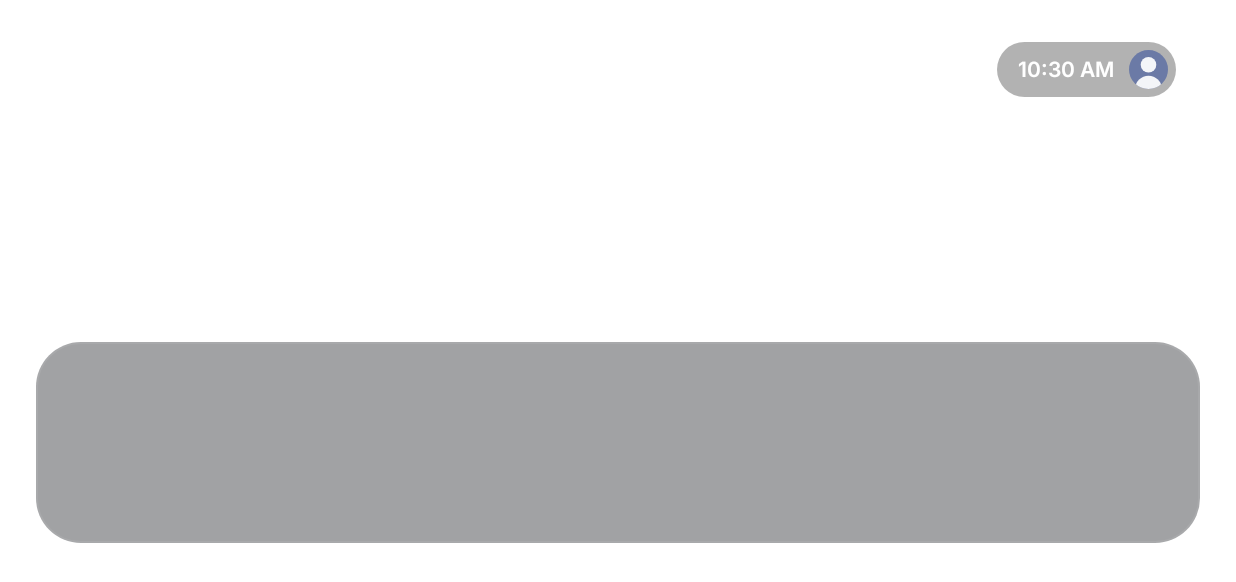
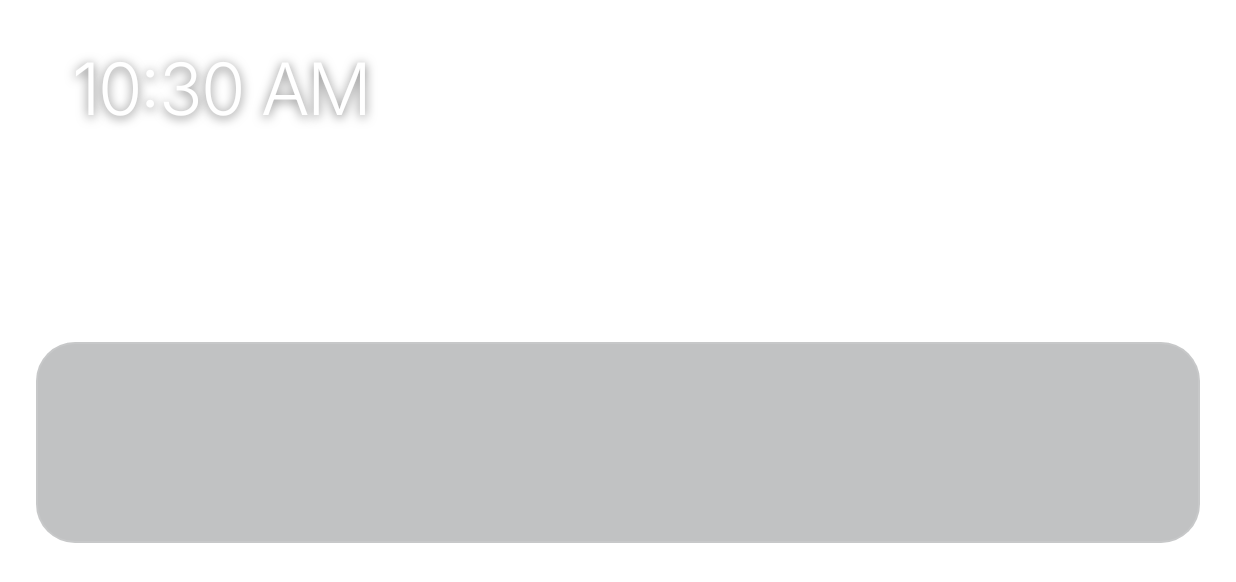
Before and after one commit to Mattes9711/horizon-launcher, an Android app built with Jetpack Compose: the composable HomeScreen shown on its own in the app's theme, on a phone screen of 824 x 412 dp (held sideways). Shown: the top 582 px of the screen. Run offline under Robolectric (Android 15) with nearby library versions, the phone set to English and light mode, and no system bars; network calls fail; pictures from the network do not load.

Commit message:
3.2: minimal redesign, no photo credits, AirPlay ready screen
- Only photo and clock: large light clock on the Top Shelf, small one over
  the apps, nothing else; no app title, captions or credits anywhere
- Photo mode: photo plus a big light clock
- Lighter glass dock, Inter Light, smaller and calmer Control Center
- AirPlay: calm 'ready' screen instead of the receiver app; the receiver
  is re-started automatically after power-on if the iPhone can't see it

Co-Authored-By: Claude Opus 5.5 <noreply@anthropic.com>
Claude-Session: https://claude.ai/code/session_01UN93XrNeKh73yKW3kwWpn6

```diff
--- a/app/build.gradle
+++ b/app/build.gradle
@@ -12,8 +12,8 @@ android {
         applicationId 'app.horizon.launcher'
         minSdk 26
         targetSdk 34
-        versionCode 5
-        versionName '3.0'
+        versionCode 6
+        versionName '3.2'
     }
 
     // Fixed key so every build installs over the previous one (keeps your layout).
--- a/app/src/main/java/app/horizon/launcher/ui/HomeScreen.kt
+++ b/app/src/main/java/app/horizon/launcher/ui/HomeScreen.kt
@@ -104,6 +104,7 @@ fun HomeScreen(vm: HomeViewModel) {
     val switcher by vm.switcher.collectAsStateWithLifecycle()
     val editing by vm.editing.collectAsStateWithLifecycle()
     val drawerOpen by vm.drawer.collectAsStateWithLifecycle()
+    val airplay by vm.airplay.collectAsStateWithLifecycle()
 
     var menuFor by remember { mutableStateOf<AppEntry?>(null) }
     // focus requests: every tile checks whether it is the target when the counter changes
@@ -114,7 +115,7 @@ fun HomeScreen(vm: HomeViewModel) {
         focusTick++
     }
 
-    val tilesEnabled = !immersive && menuFor == null && !controlCenter && switcher == null && !drawerOpen
+    val tilesEnabled = !immersive && menuFor == null && !controlCenter && switcher == null && !drawerOpen && !airplay
     val heroSpace = LocalConfiguration.current.screenHeightDp.dp - DockHeight - RowPeek
 
     // Page position, animated from a coroutine: changing rows never recomposes the grid.
@@ -195,13 +196,13 @@ fun HomeScreen(vm: HomeViewModel) {
             Spacer(Modifier.height(120.dp))
         }
 
-        TopShelfHint(vm, immersive)
-        StatusPill(Modifier.align(Alignment.TopEnd).padding(top = 28.dp, end = 40.dp))
+        TopClock(vm, immersive)
         if (editing != null) EditHint(Modifier.align(Alignment.BottomCenter).padding(bottom = 22.dp))
 
         if (immersive) {
             ImmersiveLayer(vm, onExit = { vm.setImmersive(false) })
         }
+        if (airplay) AirPlayScreen(onClose = { vm.closeAirPlay() })
         if (controlCenter) {
             ControlCenter(vm, hiddenCount = state.hiddenCount, onClose = { vm.closeControlCenter() })
         }
@@ -340,12 +341,12 @@ private fun TileWithFocus(
 private fun Dock(vm: HomeViewModel, content: @Composable () -> Unit) {
     val row by vm.focusRow.collectAsStateWithLifecycle()
     val light = row != DOCK_ROW
-    val shape = RoundedCornerShape(30.dp)
+    val shape = RoundedCornerShape(26.dp)
     val fill by animateColorAsState(
-        if (light) Color.White.copy(alpha = 0.42f) else Color(0xFF16181D).copy(alpha = 0.40f), tween(300), label = "dockFill"
+        if (light) Color.White.copy(alpha = 0.16f) else Color(0xFF12141A).copy(alpha = 0.26f), tween(300), label = "dockFill"
     )
     val edge by animateColorAsState(
-        if (light) Color.White.copy(alpha = 0.6f) else Color.White.copy(alpha = 0.08f), tween(300), label = "dockEdge"
+        if (light) Color.White.copy(alpha = 0.22f) else Color.White.copy(alpha = 0.10f), tween(300), label = "dockEdge"
     )
     Box(
         Modifier
@@ -434,12 +435,6 @@ private fun HeroLayer(vm: HomeViewModel) {
                 )
         )
     }
-    // title fades out in photo mode (full screen), like CleanFrame: only photo, time and caption
-    val titleAlpha by animateFloatAsState(if (immersive) 0f else 1f, tween(250), label = "title")
-    Column(Modifier.padding(start = 56.dp, top = 40.dp, end = 300.dp).graphicsLayer { alpha = titleAlpha }) {
-        Txt(h.app.label, size = 54.sp, weight = FontWeight.ExtraBold, shadow = SoftShadow, letterSpacing = (-1).sp)
-        current?.caption?.let { Txt(it, size = 18.sp, weight = FontWeight.Medium, shadow = SoftShadow, maxLines = 2) }
-    }
     if (h.slides.size > 1) {
         PageDots(
             count = h.slides.size, index = slide,
@@ -495,27 +490,30 @@ private fun EditHint(modifier: Modifier) {
     }
 }
 
+/**
+ * The only text on screen: a large light clock top-left on the photo, a small one top-right over the apps.
+ * Hidden in photo mode, which shows its own.
+ */
 @Composable
-private fun StatusPill(modifier: Modifier) {
-    val context = LocalContext.current
-    val format = remember { DateFormat.getTimeFormat(context) }
-    var now by remember { mutableLongStateOf(System.currentTimeMillis()) }
-    LaunchedEffect(Unit) {
-        while (true) {
-            now = System.currentTimeMillis()
-            delay(10_000)
+private fun TopClock(vm: HomeViewModel, immersive: Boolean) {
+    val row by vm.focusRow.collectAsStateWithLifecycle()
+    val onShelf = row == DOCK_ROW
+    val big by animateFloatAsState(if (onShelf && !immersive) 1f else 0f, tween(260), label = "bigClock")
+    val small by animateFloatAsState(if (!onShelf && !immersive) 1f else 0f, tween(260), label = "smallClock")
+    val time = rememberClock()
+    Box(Modifier.fillMaxSize()) {
+        if (big > 0f) {
+            Txt(
+                time, size = 48.sp, weight = FontWeight.Light, letterSpacing = (-1.2).sp, shadow = SoftShadow,
+                modifier = Modifier.padding(start = 48.dp, top = 30.dp).graphicsLayer { alpha = big },
+            )
         }
-    }
-    Row(
-        modifier = modifier
-            .clip(RoundedCornerShape(50))
-            .background(Color.Black.copy(alpha = 0.30f))
-            .padding(start = 14.dp, end = 5.dp, top = 5.dp, bottom = 5.dp),
-        verticalAlignment = Alignment.CenterVertically,
-    ) {
-        Txt(format.format(Date(now)), size = 14.sp, weight = FontWeight.SemiBold)
-        Spacer(Modifier.width(10.dp))
-        Avatar(26.dp)
+        if (small > 0f) {
+            Txt(
+                time, size = 15.sp, weight = FontWeight.Normal, shadow = SoftShadow,
+                modifier = Modifier.align(Alignment.TopEnd).padding(top = 24.dp, end = 42.dp).graphicsLayer { alpha = small },
+            )
+        }
     }
 }
 
@@ -576,30 +574,14 @@ private fun flip(vm: HomeViewModel, delta: Int) {
     if ((vm.hero.value?.slides?.size ?: 0) > 1) vm.nextSlide(delta) else vm.nextPhoto(delta)
 }
 
-/** Photo mode: big quiet clock and the photo caption. */
+/** Photo mode: nothing but the photo and a large, light clock. */
 @Composable
-private fun PhotoModeOverlay(vm: HomeViewModel) {
-    val context = LocalContext.current
-    val photo by vm.photo.collectAsStateWithLifecycle()
-    val hero by vm.hero.collectAsStateWithLifecycle()
-    val slide by vm.slide.collectAsStateWithLifecycle()
-    val format = remember { DateFormat.getTimeFormat(context) }
-    var now by remember { mutableLongStateOf(System.currentTimeMillis()) }
-    LaunchedEffect(Unit) {
-        while (true) {
-            now = System.currentTimeMillis(); delay(10_000)
-        }
-    }
-    val caption = hero?.slides?.getOrNull(slide)?.caption ?: photo?.caption
-    Box(Modifier.fillMaxSize().padding(start = 56.dp, end = 56.dp, bottom = 40.dp)) {
-        Column(Modifier.align(Alignment.BottomStart).padding(end = 340.dp)) {
-            caption?.let { Txt(it, size = 15.sp, weight = FontWeight.Medium, shadow = SoftShadow, maxLines = 2) }
-            Spacer(Modifier.height(6.dp))
-            Txt("OK öffnen  ·  ◀ ▶ nächstes Bild  ·  ▼ zurück", size = 12.sp, color = Color.White.copy(alpha = 0.6f), shadow = SoftShadow)
-        }
+private fun PhotoModeOverlay(@Suppress("UNUSED_PARAMETER") vm: HomeViewModel) {
+    val time = rememberClock()
+    Box(Modifier.fillMaxSize().padding(end = 54.dp, bottom = 34.dp)) {
         Txt(
-            format.format(Date(now)), size = 64.sp, weight = FontWeight.SemiBold, shadow = SoftShadow,
-            letterSpacing = (-1.5).sp, modifier = Modifier.align(Alignment.BottomEnd),
+            time, size = 78.sp, weight = FontWeight.Light, shadow = SoftShadow,
+            letterSpacing = (-2.2).sp, modifier = Modifier.align(Alignment.BottomEnd),
         )
     }
 }
--- a/app/src/main/java/app/horizon/launcher/ui/Theme.kt
+++ b/app/src/main/java/app/horizon/launcher/ui/Theme.kt
@@ -2,6 +2,8 @@ package app.horizon.launcher.ui
 
 import androidx.compose.foundation.text.BasicText
 import androidx.compose.runtime.Composable
+import androidx.compose.runtime.getValue
+import androidx.compose.runtime.setValue
 import androidx.compose.ui.Modifier
 import androidx.compose.ui.geometry.Offset
 import androidx.compose.ui.graphics.Color
@@ -18,6 +20,7 @@ import app.horizon.launcher.R
 
 /** Inter (SIL Open Font License) - clean, SF-like UI typeface. */
 val Inter = FontFamily(
+    Font(R.font.inter_light, FontWeight.Light),
     Font(R.font.inter_regular, FontWeight.Normal),
     Font(R.font.inter_medium, FontWeight.Medium),
     Font(R.font.inter_semibold, FontWeight.SemiBold),
@@ -25,6 +28,21 @@ val Inter = FontFamily(
 )
 
 val SoftShadow = Shadow(Color.Black.copy(alpha = 0.55f), Offset(0f, 2f), 8f)
+
+/** Current time as the TV formats it (24 h / 12 h), refreshed on the minute. */
+@Composable
+fun rememberClock(): String {
+    val context = androidx.compose.ui.platform.LocalContext.current
+    val format = androidx.compose.runtime.remember { android.text.format.DateFormat.getTimeFormat(context) }
+    var now by androidx.compose.runtime.remember { androidx.compose.runtime.mutableLongStateOf(System.currentTimeMillis()) }
+    androidx.compose.runtime.LaunchedEffect(Unit) {
+        while (true) {
+            now = System.currentTimeMillis()
+            kotlinx.coroutines.delay(60_000 - now % 60_000 + 50)
+        }
+    }
+    return format.format(java.util.Date(now))
+}
 
 /** All text in the launcher goes through here, so every label uses Inter. */
 @Composable
```
Also changed, not shown: app/src/main/java/app/horizon/launcher/service/AirPlayKeeper.kt (added, +66 -0 lines), app/src/main/java/app/horizon/launcher/service/HomeKeyService.kt (+16 -0 lines), app/src/main/java/app/horizon/launcher/ui/AirPlayScreen.kt (added, +93 -0 lines), app/src/main/java/app/horizon/launcher/ui/ControlCenter.kt (+26 -46 lines), app/src/main/java/app/horizon/launcher/ui/HomeViewModel.kt (+16 -0 lines), app/src/main/res/font/inter_light.ttf (added).
